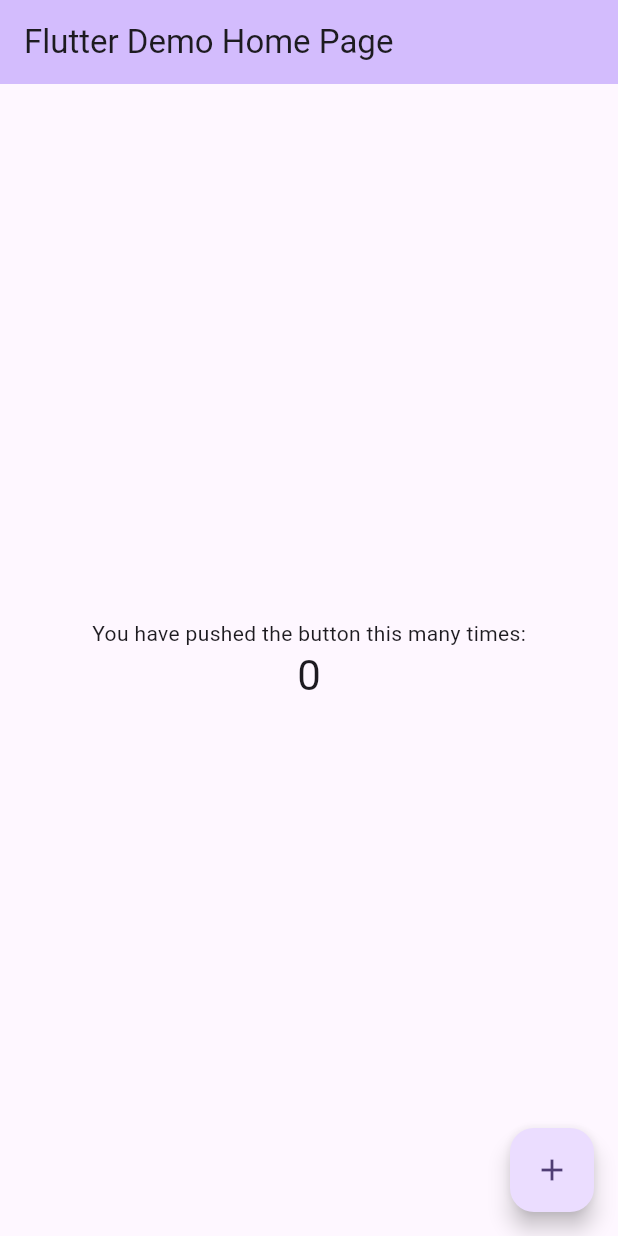
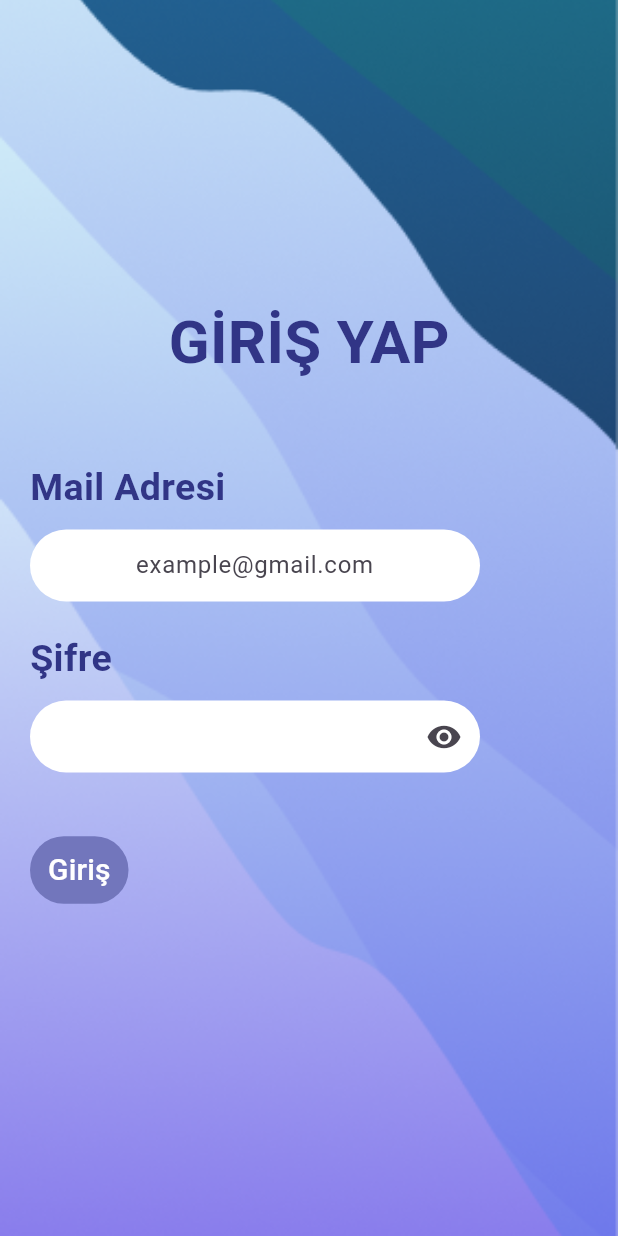
Before and after one commit to sinemsarak/basic_smart_scroll, a Flutter app: the screen it shows after launch, on a phone screen of 412 x 824 dp. Run offline on Flutter 3.47's test engine with Material 3 defaults, Android fonts, the light colour scheme and no system bars; Roboto replaces fonts that are missing (Times New Roman).

Commit message:
login and homepage merged

```diff
--- /dev/null
+++ b/lib/home_page.dart
@@ -0,0 +1,12 @@
+import 'package:flutter/material.dart';
+
+class HomePage extends StatelessWidget {
+  const HomePage({super.key});
+
+  @override
+  Widget build(BuildContext context) {
+    return const Scaffold(
+      body: Center(child: Text("Login Succsessfull")),
+    );
+  }
+}
--- /dev/null
+++ b/lib/login_page.dart
@@ -0,0 +1,161 @@
+import 'package:flutter/material.dart';
+import 'package:smart_scroll_hw/homepage.dart';
+import 'package:smart_scroll_hw/show_password_icon.dart';
+
+class LoginPage extends StatefulWidget {
+  const LoginPage({super.key});
+// ignore_for_file: prefer_const_constructors
+
+  @override
+  State<LoginPage> createState() => _LoginPageState();
+}
+
+class _LoginPageState extends State<LoginPage> {
+  bool _isVisible = false;
+  bool _wrongPassword = false;
+  String sampleEmail = "sample@gmail.com";
+  String samplePassword = "password";
+  final TextEditingController _emailController = TextEditingController();
+  final TextEditingController _passwordController = TextEditingController();
+
+  @override
+  void dispose() {
+    _emailController.dispose();
+    _passwordController.dispose();
+    super.dispose();
+  }
+
+  @override
+  Widget build(BuildContext context) {
+    return Scaffold(
+      body: DecoratedBox(
+          decoration: BoxDecoration(
+              image: DecorationImage(
+                  image: AssetImage("assets/images/login_background.png"),
+                  fit: BoxFit.cover)),
+          child: SizedBox(
+            width: double.infinity,
+            child: Column(
+              mainAxisAlignment: MainAxisAlignment.center,
+              children: [
+                Text(
+                  "GİRİŞ YAP",
+                  style: TextStyle(
+                      color: Color(0xFF313586),
+                      fontWeight: FontWeight.bold,
+                      fontSize: 40,
+                      fontFamily: "Times New Roman"),
+                ),
+                SizedBox(
+                  height: 30,
+                ),
+                Row(
+                  children: [
+                    Container(
+                      padding: EdgeInsets.all(20),
+                      child: Column(
+                        crossAxisAlignment: CrossAxisAlignment.start,
+                        children: [
+                          Text(
+                            "Mail Adresi",
+                            style: TextStyle(
+                                color: Color(0xFF313586),
+                                fontWeight: FontWeight.bold,
+                                fontSize: 25,
+                                fontFamily: "Times New Roman"),
+                          ),
+                          SizedBox(height: 10),
+                          Container(
+                            width: 300,
+                            decoration: BoxDecoration(
+                                color: Colors.white,
+                                borderRadius: BorderRadius.circular(40)),
+                            child: TextField(
+                              controller: _emailController,
+                              decoration: InputDecoration(
+                                  border: InputBorder.none,
+                                  hintText: "example@gmail.com"),
+                              textAlign: TextAlign.center,
+                            ),
+                          ),
+                          SizedBox(height: 20),
+                          Text(
+                            "Şifre",
+                            style: TextStyle(
+                                color: Color(0xFF313586),
+                                fontWeight: FontWeight.bold,
+                                fontSize: 25,
+                                fontFamily: "Times New Roman"),
+                          ),
+                          SizedBox(height: 10),
+                          Container(
+                            width: 300,
+                            decoration: BoxDecoration(
+                                color: Colors.white,
+                                borderRadius: BorderRadius.circular(40)),
+                            child: TextField(
+                              controller: _passwordController,
+                              obscureText: !_isVisible,
+                              decoration: InputDecoration(
+                                  border: InputBorder.none,
+                                  suffixIcon: showPasswordIcon(
+                                    onChanged: (value) {
+                                      setState(() {
+                                        _isVisible = !_isVisible;
+                                      });
+                                    },
+                                  )),
+                              textAlign: TextAlign.center,
+                            ),
+                          ),
+                          Container(
+                            padding: EdgeInsets.all(10),
+                            child: Text(
+                              _wrongPassword
+                                  ? "Kullanıcı adı veya şifre hatalı"
+                                  : "",
+                              style: TextStyle(color: Colors.red, fontSize: 15),
+                            ),
+                          ),
+                          TextButton(
+                              style: ButtonStyle(
+                                  backgroundColor:
+                                      MaterialStateProperty.all<Color>(
+                                          Color.fromARGB(255, 114, 118, 188))),
+                              onPressed: () {
+                                String inputEmail = _emailController.text;
+                                String inputPassword = _passwordController.text;
+
+                                if (inputPassword == samplePassword &&
+                                    inputEmail == sampleEmail) {
+                                  print("Login successfull");
+                                  _wrongPassword = false;
+                                  Navigator.push(
+                                    context,
+                                    MaterialPageRoute(
+                                        builder: (context) => HomePage()),
+                                  );
+                                } else {
+                                  print("Login unsuccessfull");
+                                  setState(() {
+                                    _wrongPassword = true;
+                                  });
+                                  print(_wrongPassword);
+                                }
+                              },
+                              child: Text(
+                                "Giriş",
+                                style: TextStyle(
+                                    fontSize: 20, color: Colors.white),
+                              ))
+                        ],
+                      ),
+                    ),
+                  ],
+                )
+              ],
+            ),
+          )),
+    );
+  }
+}
--- a/lib/main.dart
+++ b/lib/main.dart
@@ -1,125 +1,20 @@
 import 'package:flutter/material.dart';
+import 'splash_page.dart';
 
 void main() {
-  runApp(const MyApp());
+  runApp(const MainApp());
 }
 
-class MyApp extends StatelessWidget {
-  const MyApp({super.key});
+class MainApp extends StatelessWidget {
+  const MainApp({super.key});
 
-  // This widget is the root of your application.
   @override
   Widget build(BuildContext context) {
     return MaterialApp(
-      title: 'Flutter Demo',
-      theme: ThemeData(
-        // This is the theme of your application.
-        //
-        // TRY THIS: Try running your application with "flutter run". You'll see
-        // the application has a purple toolbar. Then, without quitting the app,
-        // try changing the seedColor in the colorScheme below to Colors.green
-        // and then invoke "hot reload" (save your changes or press the "hot
-        // reload" button in a Flutter-supported IDE, or press "r" if you used
-        // the command line to start the app).
-        //
-        // Notice that the counter didn't reset back to zero; the application
-        // state is not lost during the reload. To reset the state, use hot
-        // restart instead.
-        //
-        // This works for code too, not just values: Most code changes can be
-        // tested with just a hot reload.
-        colorScheme: ColorScheme.fromSeed(seedColor: Colors.deepPurple),
-        useMaterial3: true,
+      debugShowCheckedModeBanner: false,
+      home: const Scaffold(
+        body: SplashScreen(),
       ),
-      home: const MyHomePage(title: 'Flutter Demo Home Page'),
     );
   }
 }
-
-class MyHomePage extends StatefulWidget {
-  const MyHomePage({super.key, required this.title});
-
-  // This widget is the home page of your application. It is stateful, meaning
-  // that it has a State object (defined below) that contains fields that affect
-  // how it looks.
-
-  // This class is the configuration for the state. It holds the values (in this
-  // case the title) provided by the parent (in this case the App widget) and
-  // used by the build method of the State. Fields in a Widget subclass are
-  // always marked "final".
-
-  final String title;
-
-  @override
-  State<MyHomePage> createState() => _MyHomePageState();
-}
-
-class _MyHomePageState extends State<MyHomePage> {
-  int _counter = 0;
-
-  void _incrementCounter() {
-    setState(() {
-      // This call to setState tells the Flutter framework that something has
-      // changed in this State, which causes it to rerun the build method below
-      // so that the display can reflect the updated values. If we changed
-      // _counter without calling setState(), then the build method would not be
-      // called again, and so nothing would appear to happen.
-      _counter++;
-    });
-  }
-
-  @override
-  Widget build(BuildContext context) {
-    // This method is rerun every time setState is called, for instance as done
-    // by the _incrementCounter method above.
-    //
-    // The Flutter framework has been optimized to make rerunning build methods
-    // fast, so that you can just rebuild anything that needs updating rather
-    // than having to individually change instances of widgets.
-    return Scaffold(
-      appBar: AppBar(
-        // TRY THIS: Try changing the color here to a specific color (to
-        // Colors.amber, perhaps?) and trigger a hot reload to see the AppBar
-        // change color while the other colors stay the same.
-        backgroundColor: Theme.of(context).colorScheme.inversePrimary,
-        // Here we take the value from the MyHomePage object that was created by
-        // the App.build method, and use it to set our appbar title.
-        title: Text(widget.title),
-      ),
-      body: Center(
-        // Center is a layout widget. It takes a single child and positions it
-        // in the middle of the parent.
-        child: Column(
-          // Column is also a layout widget. It takes a list of children and
-          // arranges them vertically. By default, it sizes itself to fit its
-          // children horizontally, and tries to be as tall as its parent.
-          //
-          // Column has various properties to control how it sizes itself and
-          // how it positions its children. Here we use mainAxisAlignment to
-          // center the children vertically; the main axis here is the vertical
-          // axis because Columns are vertical (the cross axis would be
-          // horizontal).
-          //
-          // TRY THIS: Invoke "debug painting" (choose the "Toggle Debug Paint"
-          // action in the IDE, or press "p" in the console), to see the
-          // wireframe for each widget.
-          mainAxisAlignment: MainAxisAlignment.center,
-          children: <Widget>[
-            const Text(
-              'You have pushed the button this many times:',
-            ),
-            Text(
-              '$_counter',
-              style: Theme.of(context).textTheme.headlineMedium,
-            ),
-          ],
-        ),
-      ),
-      floatingActionButton: FloatingActionButton(
-        onPressed: _incrementCounter,
-        tooltip: 'Increment',
-        child: const Icon(Icons.add),
-      ), // This trailing comma makes auto-formatting nicer for build methods.
-    );
-  }
-}
--- /dev/null
+++ b/lib/show_password_icon.dart
@@ -0,0 +1,29 @@
+import 'package:flutter/material.dart';
+
+class showPasswordIcon extends StatefulWidget {
+  final ValueChanged<bool> onChanged;
+
+  const showPasswordIcon({Key? key, required this.onChanged});
+
+  @override
+  State<showPasswordIcon> createState() => _showPasswordIconState();
+}
+
+class _showPasswordIconState extends State<showPasswordIcon> {
+  bool isVisible = false;
+
+  @override
+  Widget build(BuildContext context) {
+    return IconButton(
+      onPressed: () {
+        setState(() {
+          isVisible = !isVisible;
+        });
+        widget.onChanged(isVisible);
+      },
+      icon: Icon(
+        isVisible ? Icons.visibility_off : Icons.visibility,
+      ),
+    );
+  }
+}
--- /dev/null
+++ b/lib/splash_page.dart
@@ -0,0 +1,31 @@
+import 'package:flutter/material.dart';
+import 'package:smart_scroll_hw/login_page.dart';
+
+class SplashScreen extends StatefulWidget {
+  const SplashScreen({super.key});
+
+  @override
+  State<SplashScreen> createState() => _SplashScreenState();
+}
+
+class _SplashScreenState extends State<SplashScreen> {
+  @override
+  void initState() {
+    Future<void>.delayed(const Duration(seconds: 3), () {
+      Navigator.push(
+          context, MaterialPageRoute(builder: (context) => const LoginPage()));
+    });
+
+    super.initState();
+  }
+
+  @override
+  Widget build(final BuildContext context) {
+    return Container(
+      decoration: BoxDecoration(
+          image: DecorationImage(
+              image: AssetImage("assets/images/splashScreen.png"),
+              fit: BoxFit.cover)),
+    );
+  }
+}
```
Also changed, not shown: pubspec.yaml (+5 -2 lines), assets/images/login_background.png (added), assets/images/splashScreen.png (added), lib/circle.dart (indentation only), pubspec.lock, 1 other file.
